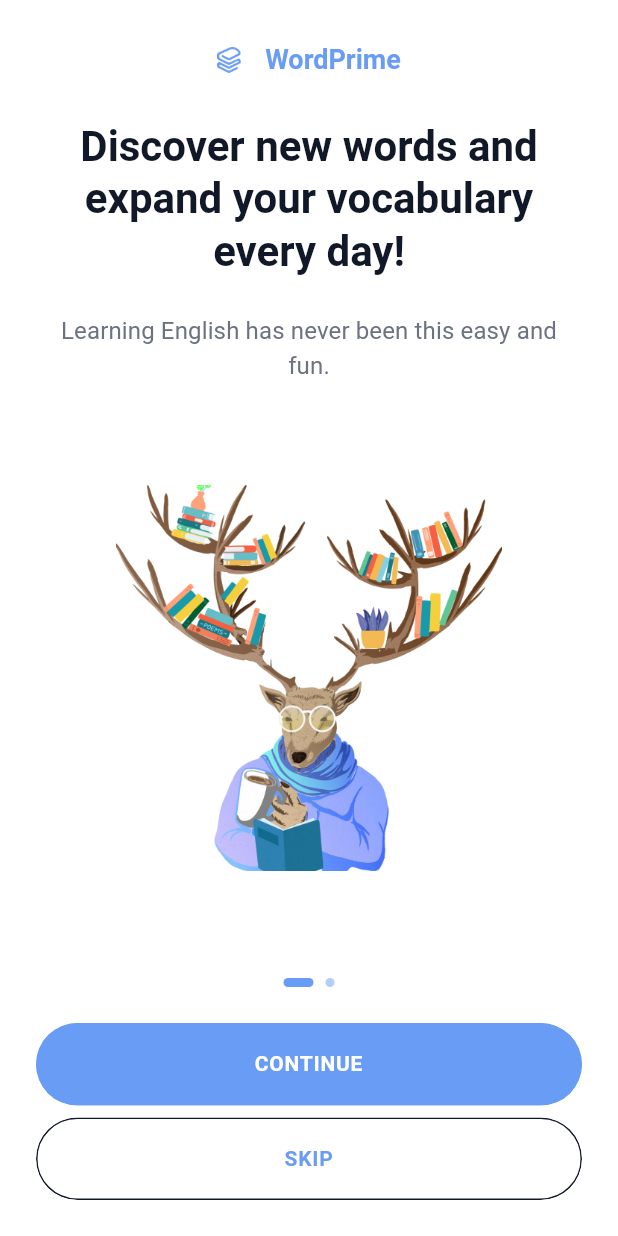
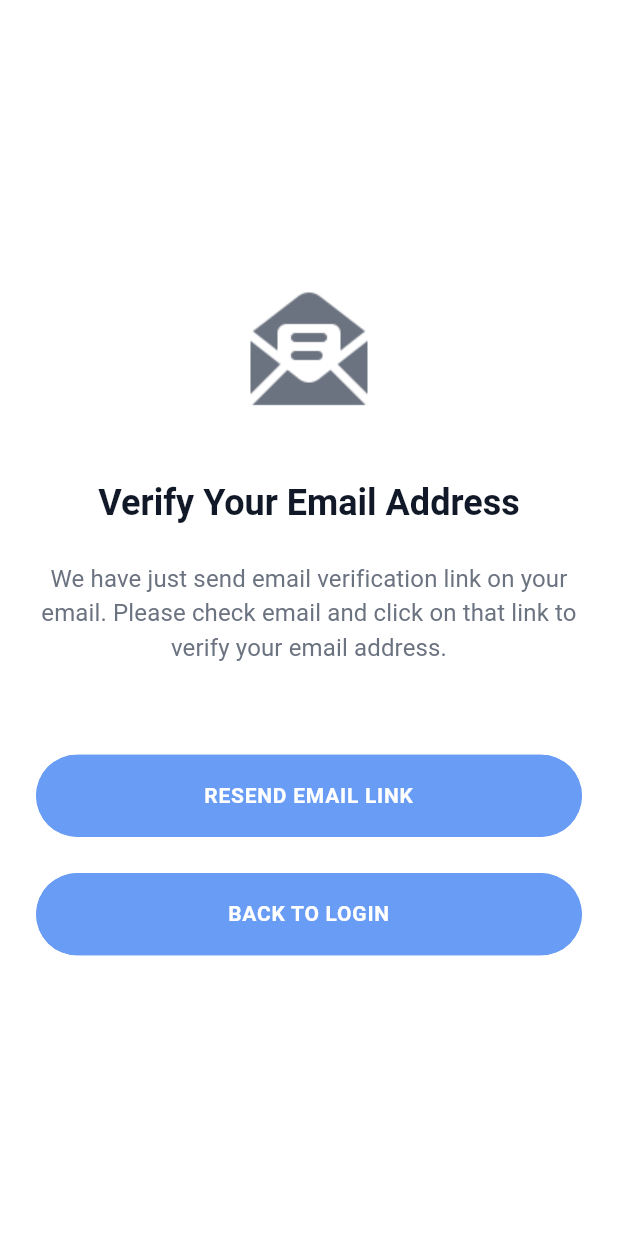
Before and after one commit to DargaHasanBasri/word_prime, a Flutter app: the screen it shows after launch, on a phone screen of 412 x 824 dp. Run offline on Flutter 3.47's test engine with Material 3 defaults, Android fonts, the light colour scheme and no system bars; our stand-ins replace cached_network_image, cloud_firestore, dotted_border, easy_localization, equatable, firebase_auth and 4 more; accounts and stored records are empty.

Commit message:
Add email verfication page

```diff
--- a/assets/langs/en-US.json
+++ b/assets/langs/en-US.json
@@ -143,5 +143,11 @@
     "deleteMsgSubTitle": "Are you sure you want to delete?",
     "quizQuitMsgTitle": "You're about to quit the quiz!",
     "quizQuitMsgSubTitle": "Are you sure you want to quit?"
+  },
+  "emailVerificationPage": {
+    "title": "Verify Your Email Address",
+    "titleMsg": "We have just send email verification link on your email. Please check email and click on that link to verify your email address.",
+    "resendEmail": "Resend Email Link",
+    "backLogin": "Back to Login"
   }
 }
--- a/assets/langs/tr-TR.json
+++ b/assets/langs/tr-TR.json
@@ -143,5 +143,11 @@
     "deleteMsgSubTitle": "Silmek istediğinizden emin misiniz?",
     "quizQuitMsgTitle": "Quizden çıkmak üzeresiniz!",
     "quizQuitMsgSubTitle": "Çıkmak istediğinizden emin misiniz?"
+  },
+  "emailVerificationPage": {
+    "title": "E-posta Adresinizi Doğrulayın ",
+    "titleMsg": "Az önce e-postanıza e-posta doğrulama bağlantısı gönderdik. Lütfen e-postanızı kontrol edin ve e-posta adresinizi doğrulamak için bu bağlantıya tıklayın.",
+    "resendEmail": "Tekrar Emaile Link Gönder",
+    "backLogin": "Giriş Ekranına Dön"
   }
 }
--- a/lib/export.dart
+++ b/lib/export.dart
@@ -93,3 +93,6 @@ export 'package:word_prime/utils/theme/custom_app_theme.dart';
 export 'package:word_prime/base/initialize/app_localization.dart';
 export 'package:word_prime/base/initialize/app_start.dart';
 export 'package:word_prime/services/service_local_storage.dart';
+export 'package:word_prime/ui/pages/email_verification/email_verification_page.dart';
+export 'package:word_prime/ui/pages/email_verification/email_verification_view_model.dart';
+export 'package:word_prime/ui/pages/email_verification/email_verification_provider.dart';
--- a/lib/main.dart
+++ b/lib/main.dart
@@ -28,7 +28,7 @@ class MyApp extends StatelessWidget {
       darkTheme: CustomAppTheme.darkTheme,
       navigatorKey: locator<AppRoutes>().baseNavigatorKey,
       onGenerateRoute: Routes.generateRoute,
-      initialRoute: Routes.Splash,
+      initialRoute: Routes.EmailVerification,
       builder: (context, widget) {
         return widget!;
       },
--- a/lib/routes/routes.dart
+++ b/lib/routes/routes.dart
@@ -22,6 +22,7 @@ final class Routes {
   static const String Profile = 'profileProvider';
   static const String FollowerFollow = 'followerFollowProvider';
   static const String Quiz = 'quizProvider';
+  static const String EmailVerification = 'emailVerificationProvider';
 
   static Route<dynamic> generateRoute(RouteSettings settings) {
     switch (settings.name) {
@@ -114,6 +115,10 @@ final class Routes {
         return MaterialPageRoute(
           builder: (context) => const QuizProvider(),
         );
+      case Routes.EmailVerification:
+        return MaterialPageRoute(
+          builder: (context) => const EmailVerificationProvider(),
+        );
       default:
         return MaterialPageRoute(
           builder: (context) => Scaffold(
--- /dev/null
+++ b/lib/ui/pages/email_verification/email_verification_page.dart
@@ -0,0 +1,67 @@
+import 'package:word_prime/export.dart';
+
+class EmailVerificationPage extends StatefulWidget {
+  const EmailVerificationPage({super.key});
+
+  @override
+  State<EmailVerificationPage> createState() => _EmailVerificationPageState();
+}
+
+class _EmailVerificationPageState
+    extends BaseStatefulState<EmailVerificationPage> {
+  @override
+  Widget build(BuildContext context) {
+    return Scaffold(
+      body: Padding(
+        padding: AppPaddings.appPaddingHorizontal,
+        child: _buildBody(),
+      ),
+    );
+  }
+
+  Widget _buildBody() {
+    return Column(
+      crossAxisAlignment: CrossAxisAlignment.stretch,
+      mainAxisAlignment: MainAxisAlignment.center,
+      children: [
+        Padding(
+          padding: AppPaddings.paddingXLargeBottom,
+          child: Image.asset(
+            AppAssets.icEmailVerificationPath,
+            height: AppSizes.firstHundredContainerWidth,
+            color: Theme.of(context).colorScheme.tertiary,
+          ),
+        ),
+        Text(
+          LocaleKeys.emailVerificationPage_title.locale,
+          style: Theme.of(context).textTheme.headlineMedium,
+          textAlign: TextAlign.center,
+        ),
+        SizedBox(height: AppSizes.sizedBoxOverallHeight),
+        Text(
+          LocaleKeys.emailVerificationPage_titleMsg.locale,
+          style: Theme.of(context).textTheme.titleSmall,
+          textAlign: TextAlign.center,
+        ),
+        Padding(
+          padding: AppPaddings.paddingXXLargeTop,
+          child: CustomButton(
+            title: LocaleKeys.emailVerificationPage_resendEmail.locale
+                .toUpperCase(),
+            onClick: () {},
+          ),
+        ),
+        Padding(
+          padding: AppPaddings.paddingLargeTop,
+          child: CustomButton(
+            title:
+                LocaleKeys.emailVerificationPage_backLogin.locale.toUpperCase(),
+            onClick: () {
+              appRoutes.navigateRemoveUntil(Routes.Login);
+            },
+          ),
+        ),
+      ],
+    );
+  }
+}
--- /dev/null
+++ b/lib/ui/pages/email_verification/email_verification_provider.dart
@@ -0,0 +1,15 @@
+import 'package:word_prime/export.dart';
+
+class EmailVerificationProvider extends StatelessWidget {
+  const EmailVerificationProvider({
+    super.key,
+  });
+
+  @override
+  Widget build(BuildContext context) {
+    return ChangeNotifierProvider(
+      create: (context) => EmailVerificationViewModel(),
+      child: EmailVerificationPage(),
+    );
+  }
+}
--- /dev/null
+++ b/lib/ui/pages/email_verification/email_verification_view_model.dart
@@ -0,0 +1,3 @@
+import 'package:word_prime/export.dart';
+
+class EmailVerificationViewModel extends BaseViewModel {}
--- a/lib/utils/app_assets.dart
+++ b/lib/utils/app_assets.dart
@@ -41,6 +41,7 @@ final class AppAssets {
   static String icSettingsPath = _imagePath('ic_settings');
   static String icClosePath = _imagePath('ic_close');
   static String icLogoutPath = _imagePath('ic_logout');
+  static String icEmailVerificationPath = _imagePath('ic_email_verification');
   static String imgSuccessfulPath = _imagePath('img_successful');
   static String imgExampPostPath = _imagePath('img_examp_post');
   static String imgQuizAnalysisPath = _imagePath('img_quiz_analysis');
```
Also changed, not shown: assets/images/ic_email_verification.png (added), lib/generated/locale_keys.g.dart.
